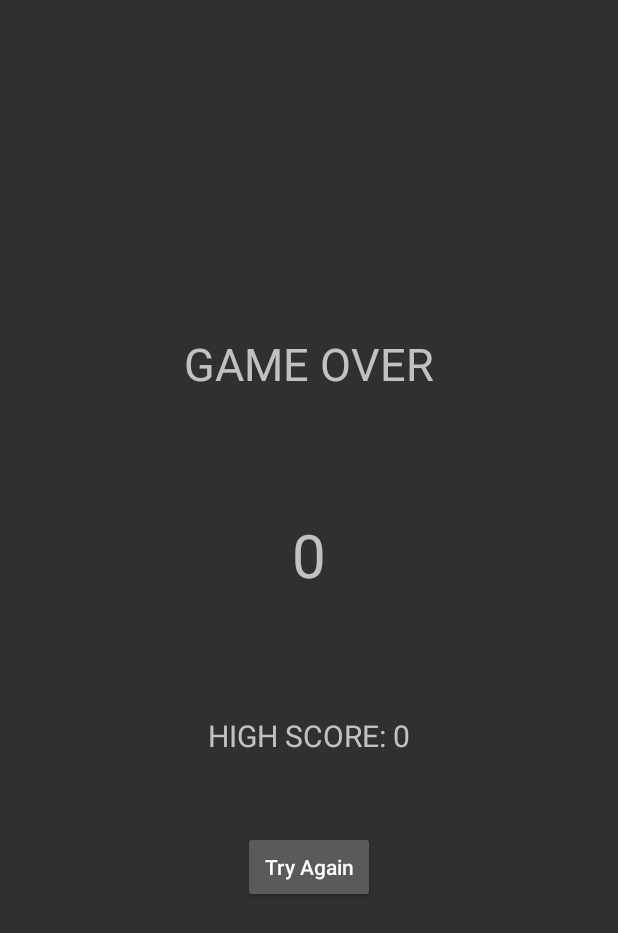
After one commit to michael-pender/Simon, an Android app: the result screen opened directly, with no data from a screen before it, on a phone screen of 412 x 824 dp. The commit adds this screen. Shown: the top 933 px of the screen. Run offline under Robolectric (Android 15) with nearby library versions, the phone set to English and light mode, and no system bars.

Commit message:
add saved high score and score

```diff
--- /dev/null
+++ b/app/src/main/java/edu/apsu/simon/result.java
@@ -0,0 +1,41 @@
+package edu.apsu.simon;
+
+import android.content.Context;
+import android.content.Intent;
+import android.content.SharedPreferences;
+import android.os.Bundle;
+import android.support.v7.app.AppCompatActivity;
+import android.view.View;
+import android.widget.TextView;
+
+public class result extends AppCompatActivity{
+
+    @Override
+    protected void onCreate(Bundle savedInstanceState){
+        super.onCreate(savedInstanceState);
+        setContentView(R.layout.activity_result);
+
+        TextView scoreLabel = (TextView) findViewById(R.id.scoreLabel);
+        TextView highScoreLabel = (TextView)findViewById(R.id.highScoreLabel);
+
+        int score = getIntent().getIntExtra("SCORE", 0);
+        scoreLabel.setText(score + "");
+
+        SharedPreferences settings = getSharedPreferences("GAME_DATA", Context.MODE_PRIVATE);
+        int highScore = settings.getInt("HIGH_SCORE", 0);
+
+        if(score > highScore){
+            highScoreLabel.setText("HIGH SCORE: " + score);
+
+            //Save
+            SharedPreferences.Editor editor = settings.edit();
+            editor.putInt("HIGH_SCORE", score);
+            editor.commit();
+        }else{
+            highScoreLabel.setText("HIGH SCORE: " + highScore);
+        }
+    }
+    public void tryAgain(View view){
+        startActivity(new Intent(getApplicationContext(), Game1.class));
+    }
+}
--- /dev/null
+++ b/app/src/main/res/layout/activity_result.xml
@@ -0,0 +1,41 @@
+<?xml version="1.0" encoding="utf-8"?>
+<LinearLayout
+    xmlns:android="http://schemas.android.com/apk/res/android"
+    android:layout_width="match_parent"
+    android:layout_height="match_parent"
+    android:orientation="vertical"
+    android:gravity="center">
+
+    <TextView
+        android:layout_width="wrap_content"
+        android:layout_height="wrap_content"
+        android:text="GAME OVER"
+        android:textSize="30sp"/>
+
+    <TextView
+        android:id="@+id/scoreLabel"
+        android:layout_width="wrap_content"
+        android:layout_height="wrap_content"
+        android:text="0"
+        android:textSize="40sp"
+        android:layout_marginTop="80dp"/>
+
+    <TextView
+        android:id="@+id/highScoreLabel"
+        android:layout_width="wrap_content"
+        android:layout_height="wrap_content"
+        android:text="High Score: 0"
+        android:textSize="20sp"
+        android:layout_marginTop="80dp"/>
+
+    <Button
+        android:layout_width="wrap_content"
+        android:layout_height="wrap_content"
+        android:layout_marginTop="50dp"
+        android:text="Try Again"
+        android:textAllCaps="false"
+        android:onClick="tryAgain"/>
+
+
+
+</LinearLayout>
--- a/app/src/main/res/layout/main_menu.xml
+++ b/app/src/main/res/layout/main_menu.xml
@@ -190,8 +190,8 @@
         app:layout_constraintEnd_toEndOf="parent"
         app:layout_constraintStart_toStartOf="parent"
         app:layout_constraintTop_toTopOf="@+id/title"
-        app:layout_constraintVertical_bias="0.011"
-        scrolling_image_view:srcCompat="@drawable/subtitle" />
+        app:layout_constraintVertical_bias="0.011" />
+        <!--scrolling_image_view:srcCompat="@drawable/subtitle"--> />
 
 
 </android.support.constraint.ConstraintLayout>
```
Also changed, not shown: app/src/main/AndroidManifest.xml (+7 -3 lines), app/src/main/java/edu/apsu/simon/Game1.java (+17 -4 lines).
